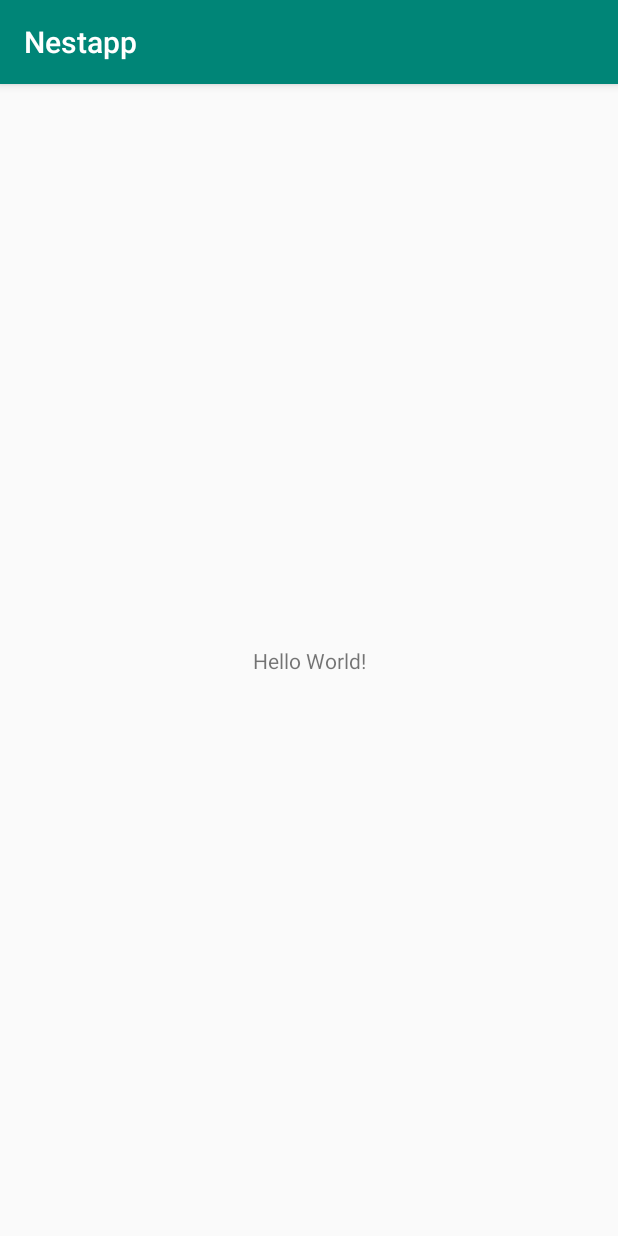
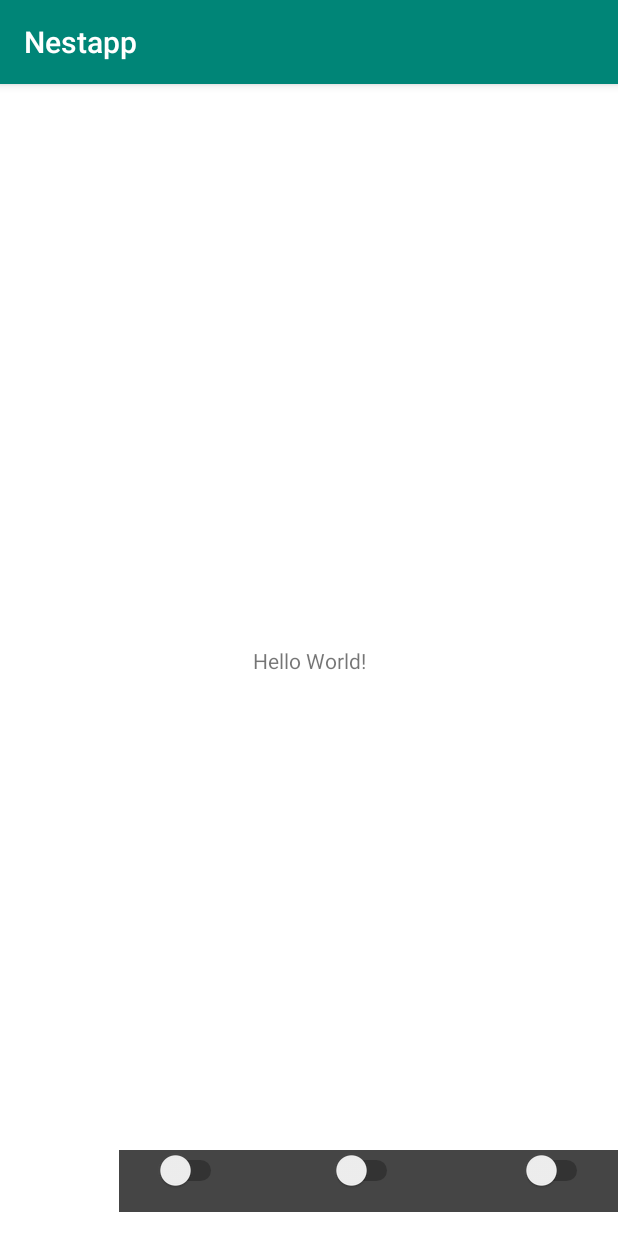
Before and after one commit to lpjune/Nest, an Android app: the screen it shows after launch (MainActivity), on a phone screen of 412 x 824 dp. Run offline under Robolectric (Android 15) with nearby library versions, the phone set to English and light mode, and no system bars.

Commit message:
started building control panel with buttons

```diff
--- a/app/src/main/res/layout/activity_main.xml
+++ b/app/src/main/res/layout/activity_main.xml
@@ -5,7 +5,8 @@
     xmlns:app="http://schemas.android.com/apk/res-auto"
     android:layout_width="match_parent"
     android:layout_height="match_parent"
-    tools:context=".MainActivity">
+    tools:context=".MainActivity"
+    android:background ="#ffff">
 
     <TextView
         android:layout_width="wrap_content"
@@ -16,4 +17,45 @@
         app:layout_constraintRight_toRightOf="parent"
         app:layout_constraintTop_toTopOf="parent" />
 
+    <RelativeLayout xmlns:android="http://schemas.android.com/apk/res/android"
+        android:id="@+id/control_panel"
+        android:layout_width="435dp"
+        android:layout_height="41dp"
+        android:layout_alignParentLeft="true"
+        android:layout_alignParentTop="true"
+        android:layout_marginStart="79dp"
+        android:layout_marginBottom="16dp"
+        android:background="#E5303030"
+        app:layout_constraintBottom_toBottomOf="parent"
+        app:layout_constraintStart_toStartOf="parent">
+
+        <Switch
+            android:id="@+id/doorswitch"
+            android:layout_width="wrap_content"
+            android:layout_height="wrap_content"
+            android:layout_alignParentStart="true"
+            android:layout_marginStart="24dp" />
+
+        <Switch
+            android:id="@+id/raisepadswitch"
+            android:layout_width="wrap_content"
+            android:layout_height="wrap_content"
+            android:layout_alignParentStart="true"
+            android:layout_marginStart="374dp" />
+
+        <Switch
+            android:id="@+id/roofswitch"
+            android:layout_width="wrap_content"
+            android:layout_height="wrap_content"
+            android:layout_alignParentStart="true"
+            android:layout_marginStart="141dp" />
+
+        <Switch
+            android:id="@+id/extendpadswitch"
+            android:layout_width="wrap_content"
+            android:layout_height="wrap_content"
+            android:layout_alignParentStart="true"
+            android:layout_marginStart="268dp" />
+    </RelativeLayout>
+
 </android.support.constraint.ConstraintLayout>
```
